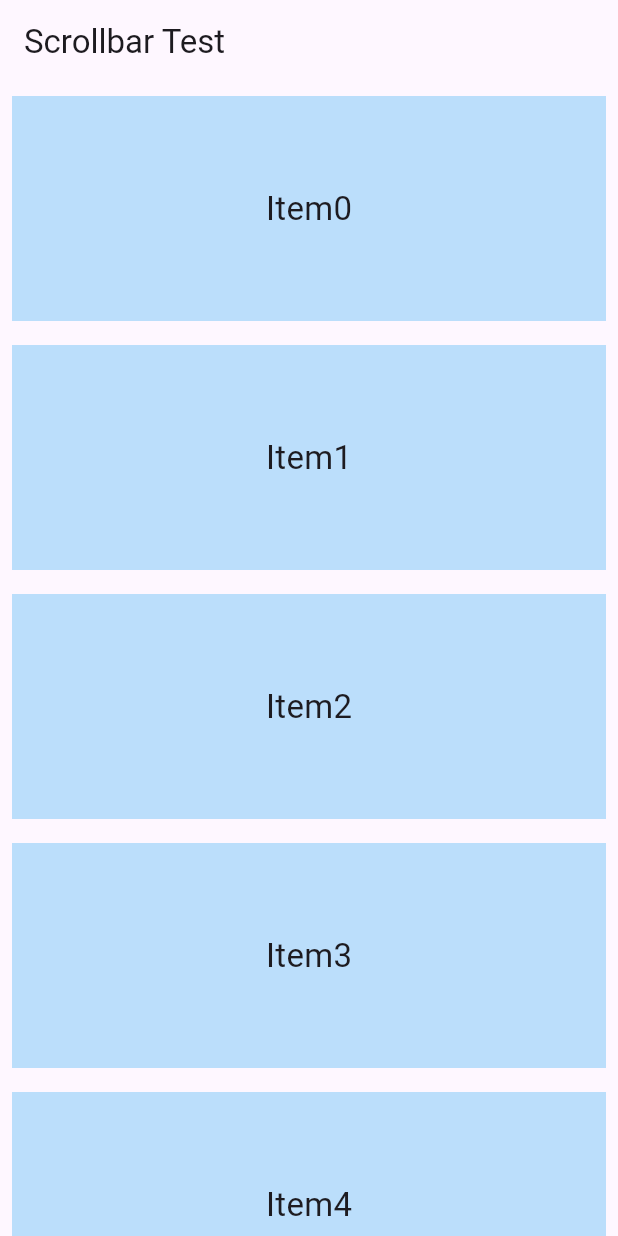
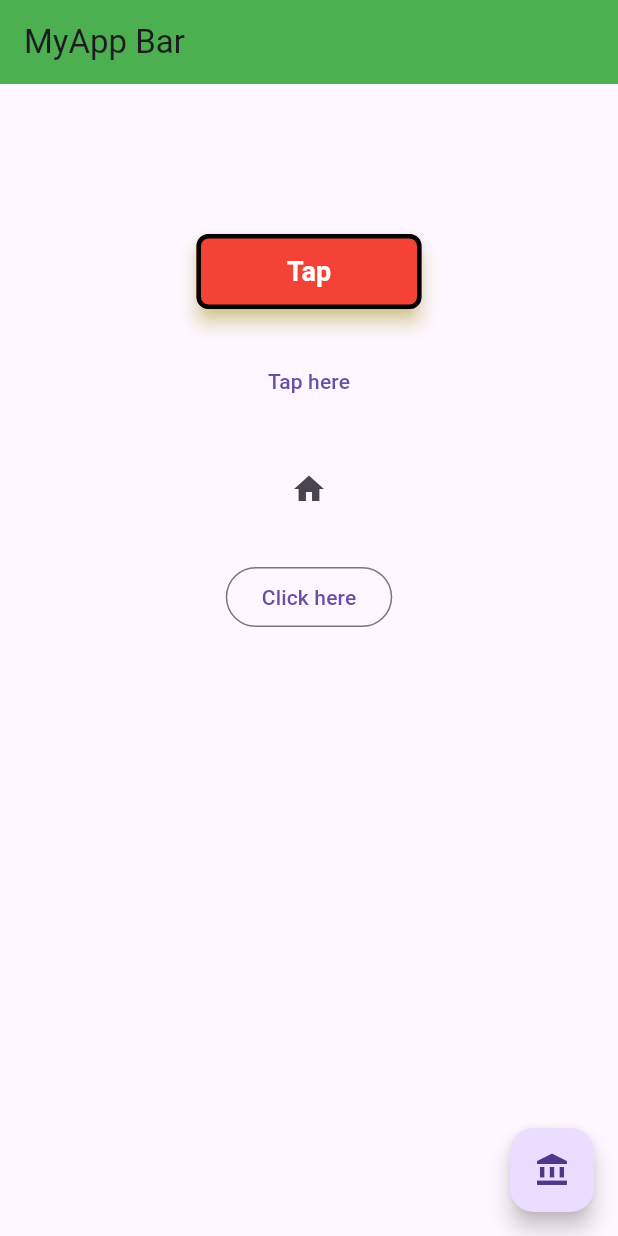
Before and after one commit to hannanmiyaji/flutter, a Flutter app: the screen it shows after launch, on a phone screen of 412 x 824 dp. Run offline on Flutter 3.47's test engine with Material 3 defaults, Android fonts, the phone set to English and light mode, and no system bars.

Commit message:
AppBar Radius,ElevatedButton,TextButton,IconButton,OutlinedButton,FloationgActionButton,Border & BorderSide Colors,

```diff
--- a/lib/main.dart
+++ b/lib/main.dart
@@ -24,27 +24,69 @@ class HomeActivity extends StatelessWidget {
   Widget build(BuildContext context) {
     return Scaffold(
       appBar: AppBar(
-        title: Text("Scrollbar Test"),
+        title: Text("MyApp Bar"),
+        backgroundColor: Colors.green,
+        flexibleSpace: ClipRRect(
+          borderRadius: BorderRadius.only(
+              bottomLeft: Radius.circular(80), topRight: Radius.circular(80)),
+        ),
       ),
-      body: Scrollbar(
-        trackVisibility: true,
-        thickness: 10,
-        interactive: true,
-        radius: const Radius.circular(20),
-        child: ListView.builder(
-            itemCount: 20,
-            itemBuilder: (context, index) {
-              return Container(
-                alignment: Alignment.center,
-                margin: const EdgeInsets.all(8),
-                height: 150,
-                color: Colors.blue.shade100,
-                child: Text(
-                  'Item$index',
-                  style: const TextStyle(fontSize: 22),
+      body: Center(
+        child: Column(
+          children: [
+            SizedBox(
+              height: 100,
+            ),
+            ElevatedButton(
+              style: ElevatedButton.styleFrom(
+                backgroundColor: Colors.red,
+                foregroundColor: Colors.white,
+                textStyle: TextStyle(
+                  fontSize: 18,
+                  fontWeight: FontWeight.w700,
                 ),
-              );
-            }),
+                padding: EdgeInsets.symmetric(horizontal: 32, vertical: 10),
+                shadowColor: Colors.yellow,
+                elevation: 5,
+                shape: RoundedRectangleBorder(
+                  borderRadius: BorderRadius.circular(8),
+                  side: BorderSide(color: Colors.black, width: 3),
+                ),
+                minimumSize: Size(150, 50),
+                maximumSize: Size(350, 350),
+              ),
+              onPressed: () {
+                print("Tap on elevatedButton");
+              },
+              child: Text("Tap"),
+            ),
+            SizedBox(height: 24),
+            TextButton(
+                style: TextButton.styleFrom(),
+                onPressed: () {
+                  print('Tapped text button');
+                },
+                child: Text("Tap here")),
+            SizedBox(height: 24),
+            IconButton(
+                style: TextButton.styleFrom(),
+                onPressed: () {
+                  print('Tapped text button');
+                },
+                icon: Icon(Icons.home)),
+            SizedBox(height: 24),
+            OutlinedButton(
+                style: TextButton.styleFrom(),
+                onPressed: () {
+                  print('Tapped text button');
+                },
+                child: Text("Click here")),
+          ],
+        ),
+      ),
+      floatingActionButton: FloatingActionButton(
+        onPressed: () {},
+        child: Icon(Icons.account_balance),
       ),
     );
   }
```
